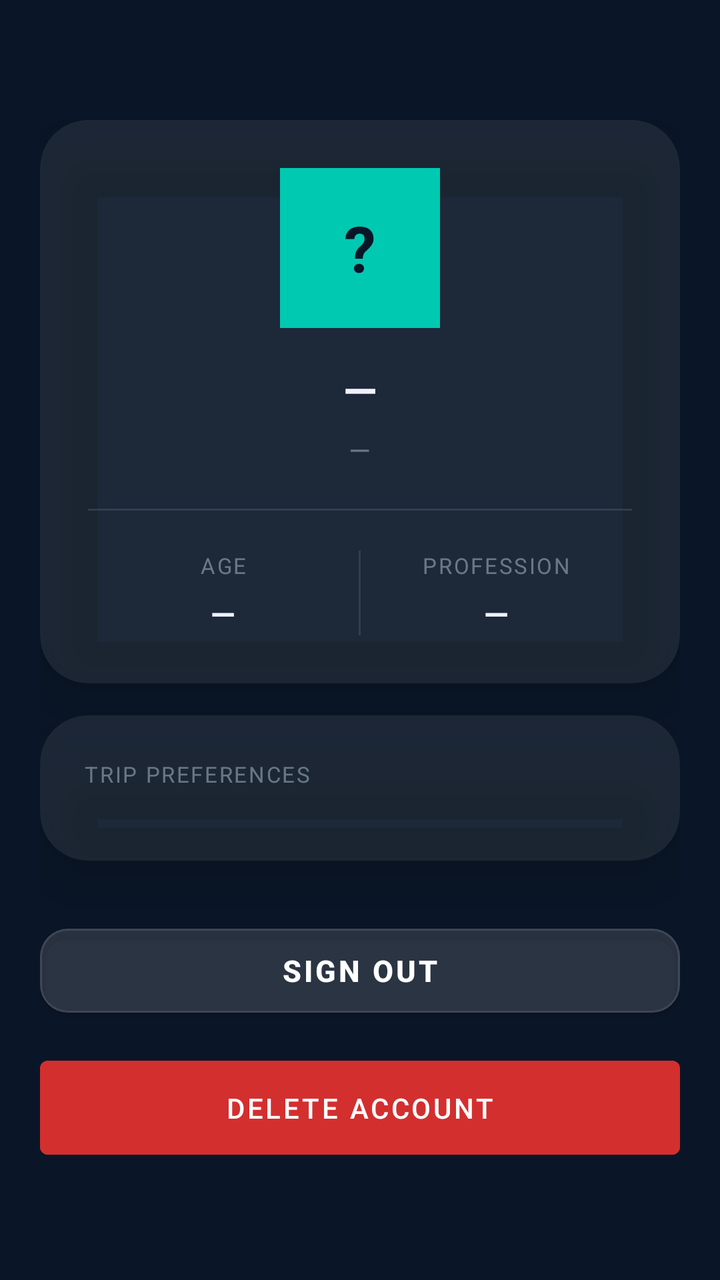
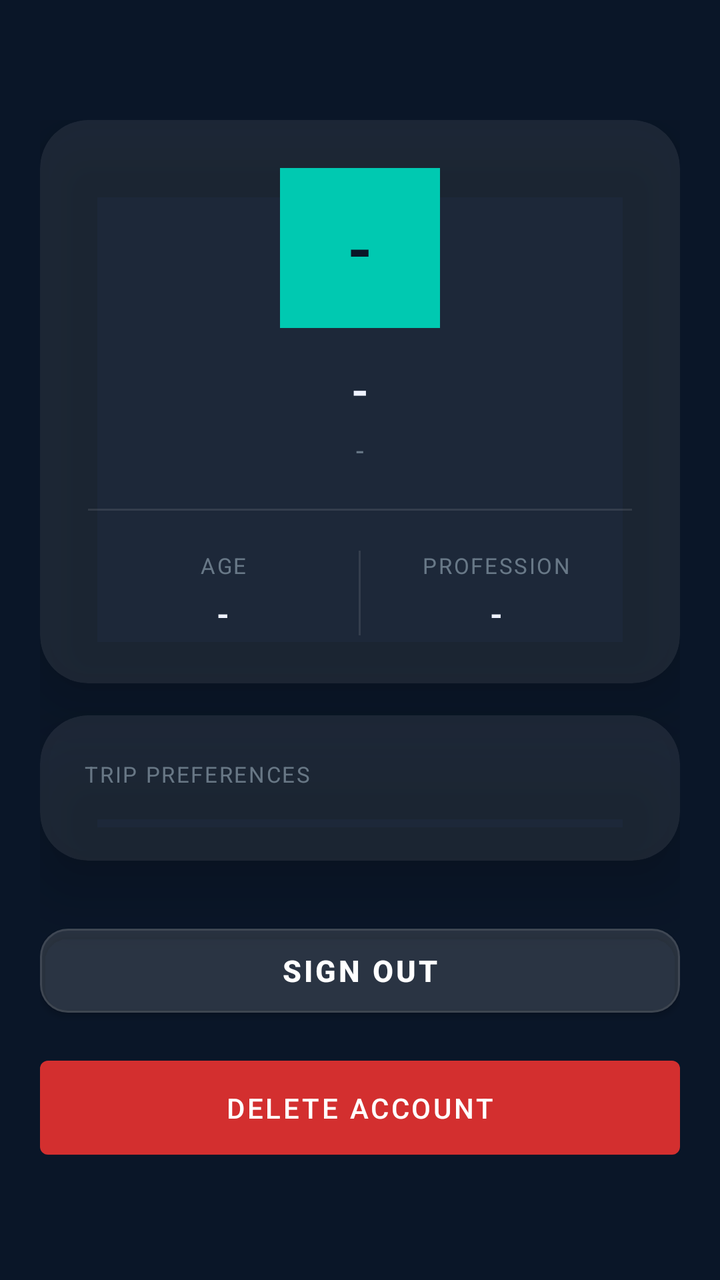

Two renders of the same Android screen: before a commit and after it. Below are the layout's source before the change and the commit's diff.
<!-- AndroidManifest.xml: activity theme Theme.Roamio.Signup -->
<!-- res/layout/activity_profile.xml -->
<?xml version="1.0" encoding="utf-8"?>
<ScrollView
    xmlns:android="http://schemas.android.com/apk/res/android"
    xmlns:app="http://schemas.android.com/apk/res-auto"
    android:layout_width="match_parent"
    android:layout_height="match_parent"
    android:fillViewport="true"
    android:background="@color/colorDeepNavy"
    android:fitsSystemWindows="false">

    <LinearLayout
        android:layout_width="match_parent"
        android:layout_height="wrap_content"
        android:orientation="vertical"
        android:paddingTop="60dp"
        android:paddingBottom="40dp"
        android:paddingStart="20dp"
        android:paddingEnd="20dp"
        android:gravity="center_horizontal">

        
        <ProgressBar
            android:id="@+id/loadingView"
            android:layout_width="48dp"
            android:layout_height="48dp"
            android:layout_gravity="center"
            android:layout_marginTop="120dp"
            android:indeterminateTint="@color/colorTeal"
            android:visibility="gone"/>

        
        <androidx.cardview.widget.CardView
            android:id="@+id/cardProfile"
            android:layout_width="match_parent"
            android:layout_height="wrap_content"
            android:layout_marginBottom="16dp"
            app:cardCornerRadius="24dp"
            app:cardElevation="20dp"
            app:cardBackgroundColor="@color/colorGlassCard">

            <LinearLayout
                android:layout_width="match_parent"
                android:layout_height="wrap_content"
                android:orientation="vertical"
                android:padding="24dp"
                android:gravity="center_horizontal">

                
                <TextView
                    android:id="@+id/tvUserInitial"
                    android:layout_width="80dp"
                    android:layout_height="80dp"
                    android:gravity="center"
                    android:text="?"
                    android:textColor="@color/colorDeepNavy"
                    android:textSize="32sp"
                    android:textStyle="bold"
                    android:background="@color/colorTeal"
                    android:layout_marginBottom="16dp"/>

                
                <TextView
                    android:id="@+id/tvUserName"
                    android:layout_width="wrap_content"
                    android:layout_height="wrap_content"
                    android:text="—"
                    android:textColor="@color/colorTextPrimary"
                    android:textSize="22sp"
                    android:textStyle="bold"
                    android:layout_marginBottom="6dp"/>

                
                <TextView
                    android:id="@+id/tvUserEmail"
                    android:layout_width="wrap_content"
                    android:layout_height="wrap_content"
                    android:text="—"
                    android:textColor="@color/colorTextMuted"
                    android:textSize="14sp"
                    android:layout_marginBottom="20dp"/>

                
                <View
                    android:layout_width="match_parent"
                    android:layout_height="1dp"
                    android:background="@color/colorDivider"
                    android:layout_marginBottom="20dp"/>

                
                <LinearLayout
                    android:layout_width="match_parent"
                    android:layout_height="wrap_content"
                    android:orientation="horizontal"
                    android:weightSum="2">

                    
                    <LinearLayout
                        android:layout_width="0dp"
                        android:layout_height="wrap_content"
                        android:layout_weight="1"
                        android:orientation="vertical"
                        android:gravity="center">

                        <TextView
                            style="@style/FieldLabel"
                            android:text="AGE"
                            android:gravity="center"/>
                        <TextView
                            android:id="@+id/tvAge"
                            android:layout_width="wrap_content"
                            android:layout_height="wrap_content"
                            android:text="—"
                            android:textColor="@color/colorTextPrimary"
                            android:textSize="16sp"
                            android:textStyle="bold"/>
                    </LinearLayout>

                    
                    <View
                        android:layout_width="1dp"
                        android:layout_height="match_parent"
                        android:background="@color/colorDivider"/>

                    
                    <LinearLayout
                        android:layout_width="0dp"
                        android:layout_height="wrap_content"
                        android:layout_weight="1"
                        android:orientation="vertical"
                        android:gravity="center">

                        <TextView
                            style="@style/FieldLabel"
                            android:text="PROFESSION"
                            android:gravity="center"/>
                        <TextView
                            android:id="@+id/tvJobType"
                            android:layout_width="wrap_content"
                            android:layout_height="wrap_content"
                            android:text="—"
                            android:textColor="@color/colorTextPrimary"
                            android:textSize="16sp"
                            android:textStyle="bold"
                            android:gravity="center"/>
                    </LinearLayout>
                </LinearLayout>
            </LinearLayout>
        </androidx.cardview.widget.CardView>

        
        <androidx.cardview.widget.CardView
            android:id="@+id/cardTrips"
            android:layout_width="match_parent"
            android:layout_height="wrap_content"
            android:layout_marginBottom="28dp"
            app:cardCornerRadius="24dp"
            app:cardElevation="20dp"
            app:cardBackgroundColor="@color/colorGlassCard">

            <LinearLayout
                android:layout_width="match_parent"
                android:layout_height="wrap_content"
                android:orientation="vertical"
                android:padding="22dp">

                <TextView
                    style="@style/FieldLabel"
                    android:text="TRIP PREFERENCES"
                    android:layout_marginBottom="14dp"/>

                
                <LinearLayout
                    android:id="@+id/llTripPreferences"
                    android:layout_width="match_parent"
                    android:layout_height="wrap_content"
                    android:orientation="vertical"/>

            </LinearLayout>
        </androidx.cardview.widget.CardView>

        
        <com.google.android.material.button.MaterialButton
            android:id="@+id/btnLogout"
            android:layout_width="match_parent"
            android:layout_height="54dp"
            android:text="Sign Out"
            android:textSize="15sp"
            android:textColor="@color/white"
            android:textStyle="bold"
            app:backgroundTint="#22FFFFFF"
            app:strokeColor="@color/colorDivider"
            app:strokeWidth="1dp"
            app:cornerRadius="14dp"/>

        <com.google.android.material.button.MaterialButton
            android:id="@+id/btnDeleteAccount"
            android:layout_width="match_parent"
            android:layout_height="wrap_content"
            android:layout_marginTop="12dp"
            android:text="Delete Account"
            android:textColor="#FFFFFF"
            android:backgroundTint="#D32F2F"
            android:padding="14dp"/>

    </LinearLayout>
</ScrollView>
<!-- resources referenced by this layout -->
<resources>
  <color name="colorDeepNavy">#0A1628</color>
  <color name="colorDivider">#1AFFFFFF</color>
  <color name="colorGlassCard">#14FFFFFF</color>
  <color name="colorTeal">#00C9B1</color>
  <color name="colorTextMuted">#88AAC0CC</color>
  <color name="colorTextPrimary">#EEF2FF</color>
  <color name="white">#FFFFFFFF</color>
  <style name="FieldLabel">
          <item name="android:layout_width">match_parent</item>
          <item name="android:layout_height">wrap_content</item>
          <item name="android:textColor">@color/colorTextMuted</item>
          <item name="android:textSize">11sp</item>
          <item name="android:letterSpacing">0.08</item>
          <item name="android:textAllCaps">true</item>
          <item name="android:layout_marginBottom">6dp</item>
      </style>
  <style name="Theme.Roamio.Signup" parent="Theme.MaterialComponents.NoActionBar">
          <item name="colorPrimary">@color/colorTeal</item>
          <item name="colorPrimaryVariant">#0097A7</item>
          <item name="colorOnPrimary">@color/white</item>
          <item name="android:windowBackground">@color/colorDeepNavy</item>
          <item name="android:statusBarColor">@android:color/transparent</item>
          <item name="android:navigationBarColor">@android:color/transparent</item>
          <item name="android:windowLayoutInDisplayCutoutMode">shortEdges</item>
      </style>
</resources>

<!-- the commit's change to res/layout/activity_profile.xml (unified diff, before → after) -->
@@ -18,7 +18,6 @@
         android:paddingEnd="20dp"
         android:gravity="center_horizontal">
 
-        
         <ProgressBar
             android:id="@+id/loadingView"
             android:layout_width="48dp"
@@ -28,7 +27,6 @@
             android:indeterminateTint="@color/colorTeal"
             android:visibility="gone"/>
 
-        
         <androidx.cardview.widget.CardView
             android:id="@+id/cardProfile"
             android:layout_width="match_parent"
@@ -45,55 +43,49 @@
                 android:padding="24dp"
                 android:gravity="center_horizontal">
 
-                
                 <TextView
                     android:id="@+id/tvUserInitial"
                     android:layout_width="80dp"
                     android:layout_height="80dp"
                     android:gravity="center"
-                    android:text="?"
+                    android:text="-"
                     android:textColor="@color/colorDeepNavy"
                     android:textSize="32sp"
                     android:textStyle="bold"
                     android:background="@color/colorTeal"
                     android:layout_marginBottom="16dp"/>
 
-                
                 <TextView
                     android:id="@+id/tvUserName"
                     android:layout_width="wrap_content"
                     android:layout_height="wrap_content"
-                    android:text="—"
+                    android:text="-"
                     android:textColor="@color/colorTextPrimary"
                     android:textSize="22sp"
                     android:textStyle="bold"
                     android:layout_marginBottom="6dp"/>
 
-                
                 <TextView
                     android:id="@+id/tvUserEmail"
                     android:layout_width="wrap_content"
                     android:layout_height="wrap_content"
-                    android:text="—"
+                    android:text="-"
                     android:textColor="@color/colorTextMuted"
                     android:textSize="14sp"
                     android:layout_marginBottom="20dp"/>
 
-                
                 <View
                     android:layout_width="match_parent"
                     android:layout_height="1dp"
                     android:background="@color/colorDivider"
                     android:layout_marginBottom="20dp"/>
 
-                
                 <LinearLayout
                     android:layout_width="match_parent"
                     android:layout_height="wrap_content"
                     android:orientation="horizontal"
                     android:weightSum="2">
 
-                    
                     <LinearLayout
                         android:layout_width="0dp"
                         android:layout_height="wrap_content"
@@ -109,19 +101,17 @@
                             android:id="@+id/tvAge"
                             android:layout_width="wrap_content"
                             android:layout_height="wrap_content"
-                            android:text="—"
+                            android:text="-"
                             android:textColor="@color/colorTextPrimary"
                             android:textSize="16sp"
                             android:textStyle="bold"/>
                     </LinearLayout>
 
-                    
                     <View
                         android:layout_width="1dp"
                         android:layout_height="match_parent"
                         android:background="@color/colorDivider"/>
 
-                    
                     <LinearLayout
                         android:layout_width="0dp"
                         android:layout_height="wrap_content"
@@ -137,7 +127,7 @@
                             android:id="@+id/tvJobType"
                             android:layout_width="wrap_content"
                             android:layout_height="wrap_content"
-                            android:text="—"
+                            android:text="-"
                             android:textColor="@color/colorTextPrimary"
                             android:textSize="16sp"
                             android:textStyle="bold"
@@ -147,7 +137,6 @@
             </LinearLayout>
         </androidx.cardview.widget.CardView>
 
-        
         <androidx.cardview.widget.CardView
             android:id="@+id/cardTrips"
             android:layout_width="match_parent"
@@ -168,7 +157,6 @@
                     android:text="TRIP PREFERENCES"
                     android:layout_marginBottom="14dp"/>
 
-                
                 <LinearLayout
                     android:id="@+id/llTripPreferences"
                     android:layout_width="match_parent"
@@ -178,7 +166,6 @@
             </LinearLayout>
         </androidx.cardview.widget.CardView>
 
-        
         <com.google.android.material.button.MaterialButton
             android:id="@+id/btnLogout"
             android:layout_width="match_parent"
@@ -199,7 +186,7 @@
             android:layout_marginTop="12dp"
             android:text="Delete Account"
             android:textColor="#FFFFFF"
-            android:backgroundTint="#D32F2F"
+            app:backgroundTint="#D32F2F"
             android:padding="14dp"/>
 
     </LinearLayout>
